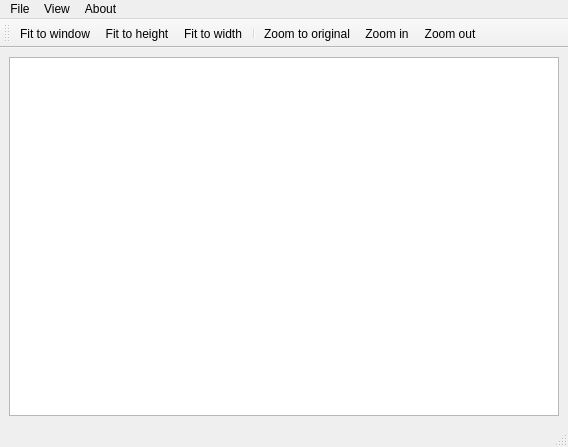
Above: src/mainwindow.ui from zdenop/Qt-Leptonica before the change. Below: the same form after it.
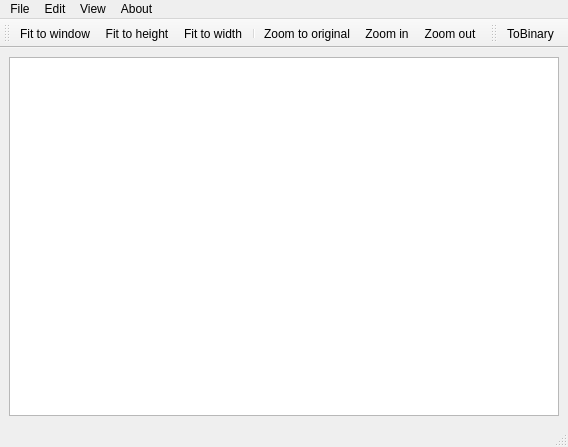
That is the form after the change. Icons and pictures are not drawn.

Commit message: Implement conversion to binary

What changed in the file:
```diff
--- a/src/mainwindow.ui
+++ b/src/mainwindow.ui
@@ -34,7 +34,7 @@
      <x>0</x>
      <y>0</y>
      <width>568</width>
-     <height>19</height>
+     <height>21</height>
     </rect>
    </property>
    <widget class="QMenu" name="menuAbout">
@@ -66,7 +66,15 @@
     <addaction name="actionZoom_in"/>
     <addaction name="actionZoom_out"/>
    </widget>
+   <widget class="QMenu" name="menuEdit">
+    <property name="title">
+     <string>Edit</string>
+    </property>
+    <addaction name="actionChange_resolution"/>
+    <addaction name="actionToBinary"/>
+   </widget>
    <addaction name="menuFile"/>
+   <addaction name="menuEdit"/>
    <addaction name="menuView"/>
    <addaction name="menuAbout"/>
   </widget>
@@ -89,6 +97,18 @@
    <addaction name="actionZoom_in"/>
    <addaction name="actionZoom_out"/>
   </widget>
+  <widget class="QToolBar" name="editBar">
+   <property name="windowTitle">
+    <string>editBar</string>
+   </property>
+   <attribute name="toolBarArea">
+    <enum>TopToolBarArea</enum>
+   </attribute>
+   <attribute name="toolBarBreak">
+    <bool>false</bool>
+   </attribute>
+   <addaction name="actionToBinary"/>
+  </widget>
   <action name="actionAbout">
    <property name="text">
     <string>About...</string>
@@ -194,6 +214,20 @@
     <string>Ctrl+*</string>
    </property>
   </action>
+  <action name="actionToBinary">
+   <property name="icon">
+    <iconset resource="../resources/application.qrc">
+     <normaloff>:/images/binary-icon.png</normaloff>:/images/binary-icon.png</iconset>
+   </property>
+   <property name="text">
+    <string>ToBinary</string>
+   </property>
+  </action>
+  <action name="actionChange_resolution">
+   <property name="text">
+    <string>Change resolution...</string>
+   </property>
+  </action>
  </widget>
  <resources>
   <include location="../resources/application.qrc"/>
```
Left out of the diff: 4 changed lines with no effect on the pictures. The commit also changes 5 other files.
